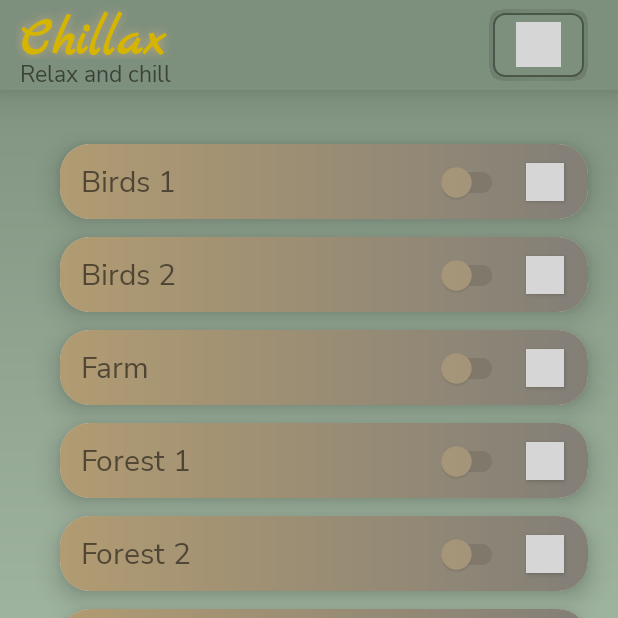
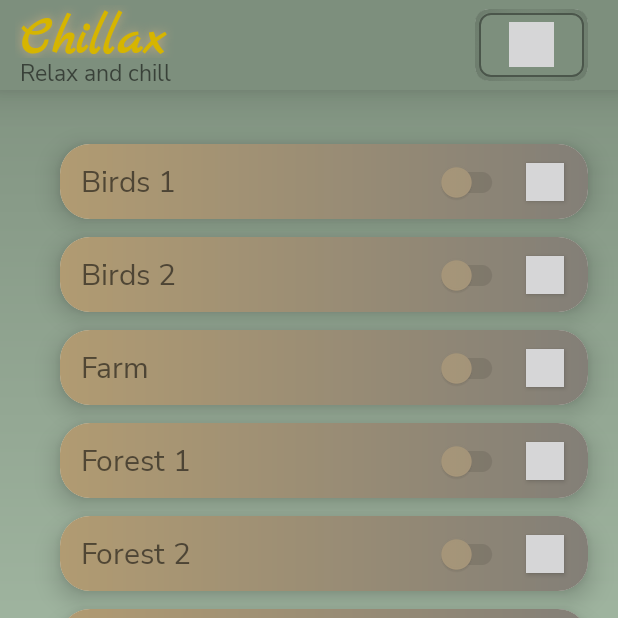
Before and after one commit to lavdev4/Chillax, an Android app: the screen it shows after launch (MainActivity), on a phone screen of 412 x 824 dp, the top half of it. Run offline under Robolectric (Android 15) with nearby library versions, the phone set to English and light mode, and no system bars; 1 statement that could not run was skipped.

Commit message:
Fixed XmlPullParserException caused by "?attr/" parameter in layer-list items in API 22 - 26

```diff
--- a/app/src/main/res/drawable-v23/background_main_switch_off.xml
+++ b/app/src/main/res/drawable-v23/background_main_switch_off.xml
@@ -13,7 +13,7 @@
         <shape>
             <corners android:radius="9dp"/>
             <gradient
-                android:startColor="?attr/colorPrimary"
+                android:startColor="@color/primary"
                 android:centerColor="@color/black"
                 android:type="radial"
                 android:gradientRadius="650dp"
@@ -29,7 +29,7 @@
         android:bottom="3.2dp">
         <shape>
             <corners android:radius="7.5dp"/>
-            <solid android:color="?attr/colorPrimary"/>
+            <solid android:color="@color/primary"/>
         </shape>
     </item>
 
--- a/app/src/main/res/drawable-v23/background_main_switch_on.xml
+++ b/app/src/main/res/drawable-v23/background_main_switch_on.xml
@@ -4,7 +4,7 @@
         <shape>
             <size android:width="40dp" android:height="40dp"/>
             <corners android:radius="10dp"/>
-            <solid android:color="?attr/colorPrimary"/>
+            <solid android:color="@color/primary"/>
         </shape>
     </item>
 
@@ -12,7 +12,7 @@
         <shape>
             <corners android:radius="9dp"/>
             <gradient
-                android:startColor="?attr/colorPrimary"
+                android:startColor="@color/primary"
                 android:centerColor="#D6B500"
                 android:type="radial"
                 android:gradientRadius="250dp"
@@ -35,7 +35,7 @@
         android:bottom="3.2dp">
         <shape>
             <corners android:radius="7.5dp"/>
-            <solid android:color="?attr/colorPrimary"/>
+            <solid android:color="@color/primary"/>
         </shape>
     </item>
 
@@ -46,7 +46,7 @@
         android:bottom="3.2dp">
         <shape>
             <corners android:radius="7dp"/>
-            <stroke android:width="1dp" android:color="?attr/colorAccent"/>
+            <stroke android:width="1dp" android:color="@color/accent"/>
         </shape>
     </item>
 
--- a/app/src/main/res/drawable/background_main_switch_off.xml
+++ b/app/src/main/res/drawable/background_main_switch_off.xml
@@ -3,6 +3,7 @@
     <!-- item required for elevation shadow to work -->
     <item>
         <shape>
+            <size android:width="40dp" android:height="40dp"/>
             <corners android:radius="10dp"/>
             <solid android:color="@color/white"/>
         </shape>
@@ -12,7 +13,7 @@
         <shape>
             <corners android:radius="9dp"/>
             <gradient
-                android:startColor="?attr/colorPrimary"
+                android:startColor="@color/primary"
                 android:centerColor="@color/black"
                 android:type="radial"
                 android:gradientRadius="650dp"
@@ -28,7 +29,7 @@
         android:bottom="3.2dp">
         <shape>
             <corners android:radius="7.5dp"/>
-            <solid android:color="?attr/colorPrimary"/>
+            <solid android:color="@color/primary"/>
         </shape>
     </item>
 
@@ -44,8 +45,8 @@
     </item>
 
     <item android:drawable="@drawable/ic_main_switch_off"
-        android:left="18dp"
-        android:right="18dp"
-        android:top="8dp"
-        android:bottom="8dp"/>
+        android:left="23dp"
+        android:right="23dp"
+        android:top="9dp"
+        android:bottom="9dp"/>
 </layer-list>
--- a/app/src/main/res/drawable/background_main_switch_on.xml
+++ b/app/src/main/res/drawable/background_main_switch_on.xml
@@ -4,7 +4,7 @@
         <shape>
             <size android:width="40dp" android:height="40dp"/>
             <corners android:radius="10dp"/>
-            <solid android:color="?attr/colorPrimary"/>
+            <solid android:color="@color/primary"/>
         </shape>
     </item>
 
@@ -12,7 +12,7 @@
         <shape>
             <corners android:radius="9dp"/>
             <gradient
-                android:startColor="?attr/colorPrimary"
+                android:startColor="@color/primary"
                 android:centerColor="#D6B500"
                 android:type="radial"
                 android:gradientRadius="250dp"
@@ -35,7 +35,7 @@
         android:bottom="3.2dp">
         <shape>
             <corners android:radius="7.5dp"/>
-            <solid android:color="?attr/colorPrimary"/>
+            <solid android:color="@color/primary"/>
         </shape>
     </item>
 
@@ -46,7 +46,7 @@
         android:bottom="3.2dp">
         <shape>
             <corners android:radius="7dp"/>
-            <stroke android:width="1dp" android:color="?attr/colorAccent"/>
+            <stroke android:width="1dp" android:color="@color/accent"/>
         </shape>
     </item>
 
@@ -60,8 +60,8 @@
     </item>
 
     <item android:drawable="@drawable/ic_main_switch_on"
-        android:left="18dp"
-        android:right="18dp"
-        android:top="8dp"
-        android:bottom="8dp"/>
+        android:left="23dp"
+        android:right="23dp"
+        android:top="9dp"
+        android:bottom="9dp"/>
 </layer-list>
--- a/app/src/main/res/layout/activity_main.xml
+++ b/app/src/main/res/layout/activity_main.xml
@@ -8,9 +8,12 @@
 
     <androidx.appcompat.widget.Toolbar
         android:id="@+id/toolbar"
-        android:layout_width="match_parent"
-        android:layout_height="wrap_content"
+        android:layout_width="0dp"
+        android:layout_height="60dp"
         app:contentInsetStart="10dp"
+        app:contentInsetEnd="20dp"
+        android:paddingStart="0dp"
+        android:paddingEnd="0dp"
         android:fitsSystemWindows="true"
         style="@style/ToolbarStyle"
         app:layout_constraintBottom_toTopOf="@id/players_recycler_view"
@@ -20,14 +23,13 @@
 
         <androidx.constraintlayout.widget.ConstraintLayout
             android:layout_width="match_parent"
-            android:layout_height="wrap_content"
-            android:layout_marginEnd="20dp">
+            android:layout_height="match_parent">
 
             <TextView
                 android:id="@+id/title"
                 android:layout_width="wrap_content"
                 android:layout_height="35sp"
-                android:layout_marginTop="4dp"
+                android:layout_marginTop="2dp"
                 android:paddingTop="1dp"
                 android:paddingStart="3dp"
                 android:paddingEnd="5dp"
@@ -42,8 +44,9 @@
             <TextView
                 android:id="@+id/subtitle"
                 android:layout_width="wrap_content"
-                android:layout_height="wrap_content"
+                android:layout_height="18sp"
                 android:text="@string/toolbar_subtitle"
+                android:layout_marginBottom="2dp"
                 android:paddingStart="3dp"
                 android:paddingEnd="5dp"
                 style="@style/SubtitleStyle"
@@ -53,17 +56,14 @@
 
             <ImageButton
                 android:id="@+id/timer_refresh_button"
-                android:layout_width="wrap_content"
-                android:layout_height="wrap_content"
-                android:layout_marginEnd="8dp"
+                android:layout_width="40dp"
+                android:layout_height="40dp"
+                android:layout_marginEnd="3dp"
                 android:src="@drawable/ic_restore_timer"
                 android:background="?android:selectableItemBackgroundBorderless"
                 android:visibility="gone"
                 tools:ignore="ContentDescription"
-                app:layout_constraintHorizontal_chainStyle="packed"
-                app:layout_constraintHorizontal_bias="0.86"
                 app:layout_constraintTop_toTopOf="parent"
-                app:layout_constraintLeft_toRightOf="@id/title"
                 app:layout_constraintRight_toLeftOf="@id/timer_view"
                 app:layout_constraintBottom_toBottomOf="parent"
                 tools:visibility="visible"/>
@@ -72,10 +72,10 @@
                 android:id="@+id/timer_view"
                 android:layout_width="wrap_content"
                 android:layout_height="wrap_content"
+                android:layout_marginEnd="12dp"
                 android:visibility="gone"
                 style="@style/TimerTextStyle"
                 app:layout_constraintTop_toTopOf="parent"
-                app:layout_constraintLeft_toRightOf="@id/timer_refresh_button"
                 app:layout_constraintRight_toLeftOf="@id/main_switch"
                 app:layout_constraintBottom_toBottomOf="parent"
                 tools:visibility="visible"
@@ -83,10 +83,8 @@
 
             <ToggleButton
                 android:id="@+id/main_switch"
-                android:layout_width="66dp"
-                android:layout_height="0dp"
-                android:layout_marginTop="6dp"
-                android:layout_marginBottom="6dp"
+                android:layout_width="75dp"
+                android:layout_height="48dp"
                 android:textOn=""
                 android:textOff=""
                 android:background="@drawable/background_main_switch_selector"
```
